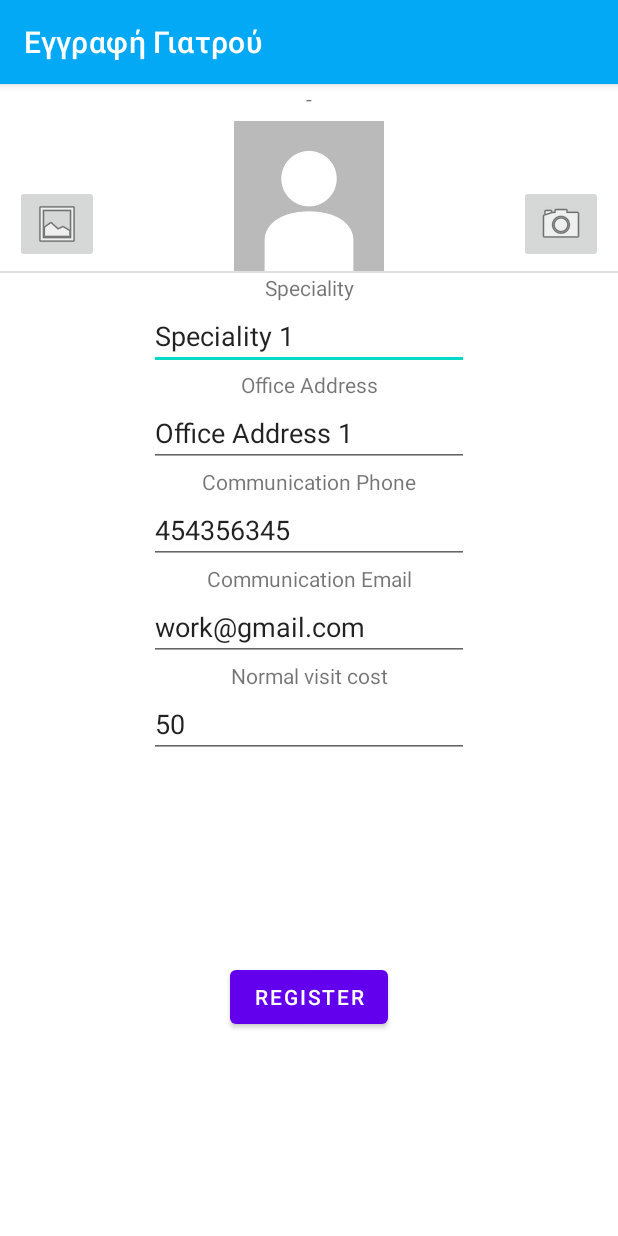
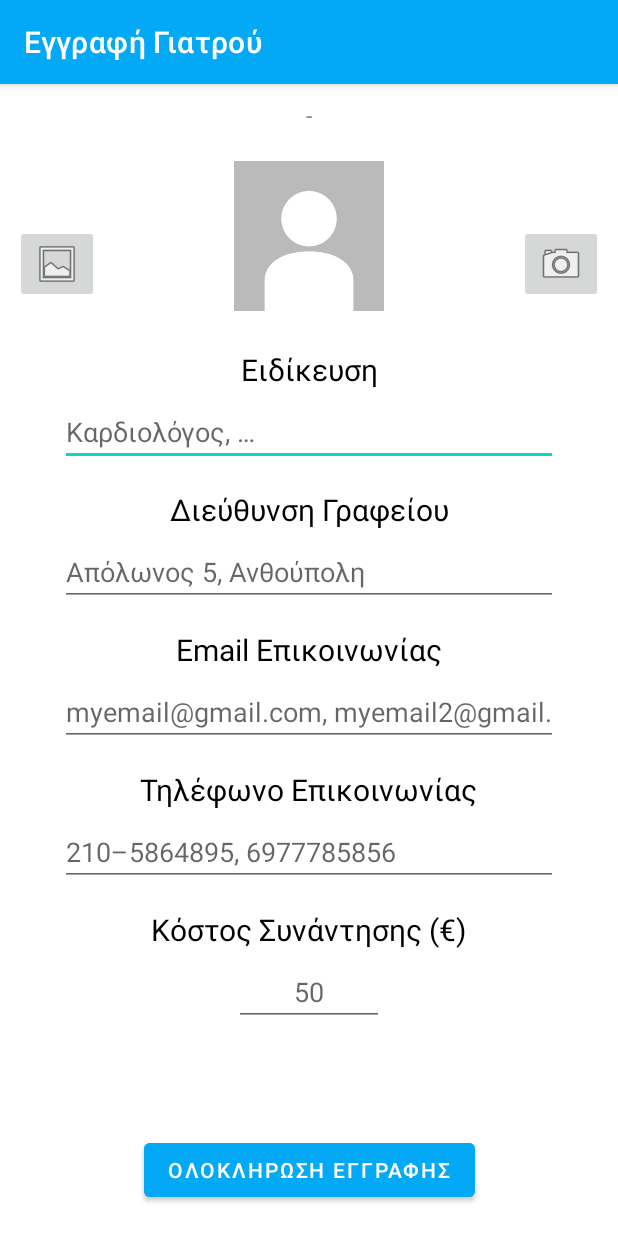
Before and after one commit to DionisisSchoinas/medical-card-android-app, an Android app: the DoctorRegisterFormActivity screen opened directly, with no data from a screen before it, on a phone screen of 412 x 824 dp. Run offline under Robolectric (Android 15) with nearby library versions, the phone set to English and light mode, and no system bars; our stand-ins replace Volley; network calls fail; 1 statement that could not run was skipped.

Commit message:
Added fullscreen, added scrollable doctor register content

```diff
--- a/app/src/main/java/com/unipi/p17134/medicalcard/API/BaseDAO.java
+++ b/app/src/main/java/com/unipi/p17134/medicalcard/API/BaseDAO.java
@@ -8,9 +8,12 @@ import com.unipi.p17134.medicalcard.R;
 
 import org.json.JSONObject;
 
+import java.text.SimpleDateFormat;
+
 public class BaseDAO {
-    protected static final String url = "http://192.168.1.10:3000";
-    protected static final String TIME_FORMAT = "yyyy-MM-dd'T'HH:mm:ss";
+    protected static final String url = "http://192.168.1.4:3000";
+    protected static final String APPOINTMENT_TIME_FORMAT = "yyyy-MM-dd'T'HH:mm:ss";
+    protected static final String USER_DATE_OF_BIRTH_FORMAT = "yyyy-MM-dd";
 
     protected static void errorResponse(Context ctx, VolleyError error) {
         if (error.networkResponse == null) {
--- a/app/src/main/java/com/unipi/p17134/medicalcard/API/PatientDAO.java
+++ b/app/src/main/java/com/unipi/p17134/medicalcard/API/PatientDAO.java
@@ -25,16 +25,14 @@ import org.json.JSONArray;
 import org.json.JSONException;
 import org.json.JSONObject;
 
-import java.text.DateFormat;
 import java.text.ParseException;
 import java.text.SimpleDateFormat;
 import java.util.ArrayList;
-import java.util.Calendar;
 import java.util.HashMap;
 import java.util.Map;
 
 public class PatientDAO extends BaseDAO {
-    private static final SimpleDateFormat formatter = new SimpleDateFormat(TIME_FORMAT);
+    private static final SimpleDateFormat formatter = new SimpleDateFormat(APPOINTMENT_TIME_FORMAT);
     private static int totalPages = -1;
     private static int currentPage = 0;
     private static int queueItems = 0;
--- a/app/src/main/java/com/unipi/p17134/medicalcard/API/UserDAO.java
+++ b/app/src/main/java/com/unipi/p17134/medicalcard/API/UserDAO.java
@@ -9,6 +9,7 @@ import com.android.volley.Request;
 import com.android.volley.Response;
 import com.android.volley.VolleyError;
 import com.android.volley.toolbox.JsonObjectRequest;
+import com.unipi.p17134.medicalcard.Custom.DateTimeParsing;
 import com.unipi.p17134.medicalcard.DoctorRegisterFormActivity;
 import com.unipi.p17134.medicalcard.LoginActivity;
 import com.unipi.p17134.medicalcard.MainActivity;
@@ -21,10 +22,14 @@ import com.unipi.p17134.medicalcard.Singletons.User;
 import org.json.JSONException;
 import org.json.JSONObject;
 
+import java.text.ParseException;
+import java.text.SimpleDateFormat;
 import java.util.HashMap;
 import java.util.Map;
 
 public class UserDAO extends BaseDAO {
+    private static final SimpleDateFormat formatter = new SimpleDateFormat(USER_DATE_OF_BIRTH_FORMAT);
+
     public static boolean missingToken(Context ctx) {
         return MyPrefs.getToken(ctx) == null;
     }
@@ -42,7 +47,7 @@ public class UserDAO extends BaseDAO {
                     try {
                         MyPrefs.setToken(activity, response.getString("auth_token"));
                         MyPrefs.isDoctor(activity, response.getBoolean("is_doctor"));
-                        MyPrefs.setUserData(activity, new User().setFullname(response.getString("fullname")).setDateOfBirth(response.getString("date_of_birth")));
+                        MyPrefs.setUserData(activity, new User().setFullname(response.getString("fullname")).setDateOfBirth(DateTimeParsing.dateToDateString(formatter.parse(response.getString("date_of_birth")))));
 
                         if (fromRegister) {
                             activity.startActivity(new Intent(activity, DoctorRegisterFormActivity.class));
@@ -53,7 +58,7 @@ public class UserDAO extends BaseDAO {
                             activity.startActivity(new Intent(activity, MainActivity.class));
                             activity.finish();
                         }
-                    } catch (JSONException e) {
+                    } catch (JSONException | ParseException e) {
                         Toast.makeText(activity, activity.getResources().getString(R.string.fatal_error), Toast.LENGTH_LONG).show();
                     }
                 }
--- a/app/src/main/java/com/unipi/p17134/medicalcard/DoctorRegisterFormActivity.java
+++ b/app/src/main/java/com/unipi/p17134/medicalcard/DoctorRegisterFormActivity.java
@@ -23,6 +23,7 @@ import android.widget.TextView;
 import android.widget.Toast;
 
 import com.unipi.p17134.medicalcard.API.UserDAO;
+import com.unipi.p17134.medicalcard.Custom.DateTimeParsing;
 import com.unipi.p17134.medicalcard.Custom.MyPermissions;
 import com.unipi.p17134.medicalcard.Custom.MyPrefs;
 import com.unipi.p17134.medicalcard.Singletons.Doctor;
@@ -141,6 +142,14 @@ public class DoctorRegisterFormActivity extends AppCompatActivity {
     }
 
     public void registerDoctor(View view) {
+        try {
+            Float.parseFloat(cost.getText().toString());
+        }
+        catch (Exception e) {
+            Toast.makeText(this, getResources().getString(R.string.register_form_error_need_cost), Toast.LENGTH_SHORT).show();
+            return;
+        }
+
         UserDAO.registerDoctor(this, new Doctor(
                 speciality.getText().toString(),
                 office.getText().toString(),
@@ -174,6 +183,7 @@ public class DoctorRegisterFormActivity extends AppCompatActivity {
     }
 
     private void backButton() {
+        MyPrefs.clearLogin(this);
         startActivity(new Intent(this, DoctorRegisterPickActivity.class));
         finish();
     }
--- a/app/src/main/res/layout/activity_doctor_register_form.xml
+++ b/app/src/main/res/layout/activity_doctor_register_form.xml
@@ -28,16 +28,37 @@
         android:id="@+id/connectedAsDisplay"
         android:layout_width="wrap_content"
         android:layout_height="wrap_content"
+        android:layout_marginTop="10dp"
         android:text="TextView"
+        android:textSize="15sp"
         app:layout_constraintEnd_toEndOf="parent"
         app:layout_constraintStart_toStartOf="parent"
         app:layout_constraintTop_toBottomOf="@+id/appBarLayout" />
 
+
+    <ScrollView
+        android:id="@+id/scrollView2"
+        android:layout_width="0dp"
+        android:layout_height="0dp"
+        android:layout_marginTop="10dp"
+        android:layout_marginBottom="20dp"
+        app:layout_constraintBottom_toTopOf="@+id/button6"
+        app:layout_constraintEnd_toEndOf="parent"
+        app:layout_constraintStart_toStartOf="parent"
+        app:layout_constraintTop_toBottomOf="@+id/connectedAsDisplay">
+
+        <LinearLayout
+            android:layout_width="match_parent"
+            android:layout_height="wrap_content"
+            android:gravity="center"
+            android:orientation="vertical">
+
             <androidx.constraintlayout.widget.ConstraintLayout
                 android:id="@+id/constraintLayout"
-        android:layout_width="0dp"
-        android:layout_height="0dp"
-        android:layout_marginTop="5dp"
+                android:layout_width="match_parent"
+                android:layout_height="wrap_content"
+                android:layout_marginTop="10dp"
+                android:layout_marginBottom="10dp"
                 app:layout_constraintBottom_toTopOf="@+id/divider2"
                 app:layout_constraintEnd_toEndOf="parent"
                 app:layout_constraintStart_toStartOf="parent"
@@ -46,15 +67,15 @@
                 <ImageView
                     android:id="@+id/imageDoctorRegisterInput"
                     android:layout_width="0dp"
-            android:layout_height="0dp"
+                    android:layout_height="100dp"
                     app:layout_constraintBottom_toBottomOf="parent"
-            app:layout_constraintEnd_toStartOf="@+id/imageButton"
-            app:layout_constraintStart_toEndOf="@+id/imageButton2"
+                    app:layout_constraintEnd_toStartOf="@+id/takePicture"
+                    app:layout_constraintStart_toEndOf="@+id/loadImage"
                     app:layout_constraintTop_toTopOf="parent"
                     tools:srcCompat="@drawable/default_profile" />
 
                 <ImageButton
-            android:id="@+id/imageButton"
+                    android:id="@+id/takePicture"
                     android:layout_width="wrap_content"
                     android:layout_height="wrap_content"
                     android:layout_marginEnd="10dp"
@@ -65,7 +86,7 @@
                     app:srcCompat="@android:drawable/ic_menu_camera" />
 
                 <ImageButton
-            android:id="@+id/imageButton2"
+                    android:id="@+id/loadImage"
                     android:layout_width="wrap_content"
                     android:layout_height="wrap_content"
                     android:layout_marginStart="10dp"
@@ -76,147 +97,194 @@
                     app:srcCompat="@android:drawable/ic_menu_gallery" />
             </androidx.constraintlayout.widget.ConstraintLayout>
 
-    <View
-        android:id="@+id/divider2"
+            <Space
                 android:layout_width="match_parent"
-        android:layout_height="1dp"
-        android:background="?android:attr/listDivider"
-        app:layout_constraintBottom_toBottomOf="parent"
-        app:layout_constraintEnd_toEndOf="parent"
-        app:layout_constraintStart_toStartOf="parent"
-        app:layout_constraintTop_toTopOf="parent"
-        app:layout_constraintVertical_bias="0.22000003" />
-
+                android:layout_height="10dp" />
 
             <androidx.constraintlayout.widget.ConstraintLayout
-        android:layout_width="0dp"
-        android:layout_height="0dp"
-        app:layout_constraintBottom_toBottomOf="parent"
-        app:layout_constraintEnd_toEndOf="parent"
-        app:layout_constraintHorizontal_bias="0.0"
-        app:layout_constraintStart_toStartOf="parent"
-        app:layout_constraintTop_toBottomOf="@+id/divider2"
-        app:layout_constraintVertical_bias="1.0">
+                android:layout_width="match_parent"
+                android:layout_height="wrap_content">
 
                 <TextView
                     android:id="@+id/textView4"
                     android:layout_width="wrap_content"
                     android:layout_height="wrap_content"
-            android:text="Speciality"
+                    android:layout_marginTop="5dp"
+                    android:text="@string/register_form_speciality"
+                    android:textColor="#000000"
+                    android:textSize="20sp"
                     app:layout_constraintEnd_toEndOf="parent"
                     app:layout_constraintStart_toStartOf="parent"
                     app:layout_constraintTop_toTopOf="parent" />
 
                 <EditText
                     android:id="@+id/specialityDoctorRegisterInput"
-            android:layout_width="wrap_content"
+                    android:layout_width="0dp"
                     android:layout_height="wrap_content"
+                    android:layout_marginStart="40dp"
+                    android:layout_marginTop="5dp"
+                    android:layout_marginEnd="40dp"
                     android:ems="10"
+                    android:hint="@string/register_form_speciality_hint"
                     android:inputType="textPersonName"
-            android:text="Speciality 1"
-            app:layout_constraintTop_toBottomOf="@+id/textView4"
                     app:layout_constraintEnd_toEndOf="parent"
                     app:layout_constraintStart_toStartOf="parent"
-            tools:layout_editor_absoluteX="101dp" />
+                    app:layout_constraintTop_toBottomOf="@+id/textView4" />
+
+            </androidx.constraintlayout.widget.ConstraintLayout>
+
+            <Space
+                android:layout_width="match_parent"
+                android:layout_height="10dp" />
+
+            <androidx.constraintlayout.widget.ConstraintLayout
+                android:layout_width="match_parent"
+                android:layout_height="wrap_content">
 
                 <TextView
                     android:id="@+id/textView5"
                     android:layout_width="wrap_content"
                     android:layout_height="wrap_content"
-            android:text="Office Address"
-            app:layout_constraintTop_toBottomOf="@+id/specialityDoctorRegisterInput"
+                    android:layout_marginTop="5dp"
+                    android:text="@string/register_form_address"
+                    android:textColor="#000000"
+                    android:textSize="20sp"
                     app:layout_constraintEnd_toEndOf="parent"
                     app:layout_constraintStart_toStartOf="parent"
-            tools:layout_editor_absoluteX="160dp" />
+                    app:layout_constraintTop_toTopOf="parent" />
 
                 <EditText
                     android:id="@+id/officeDoctorRegisterInput"
+                    android:layout_width="0dp"
+                    android:layout_height="wrap_content"
+                    android:layout_marginStart="40dp"
+                    android:layout_marginTop="5dp"
+                    android:layout_marginEnd="40dp"
+                    android:ems="10"
+                    android:hint="@string/register_form_address_hint"
+                    android:inputType="text"
+                    app:layout_constraintEnd_toEndOf="parent"
+                    app:layout_constraintStart_toStartOf="parent"
+                    app:layout_constraintTop_toBottomOf="@+id/textView5" />
+            </androidx.constraintlayout.widget.ConstraintLayout>
+
+            <Space
+                android:layout_width="match_parent"
+                android:layout_height="10dp" />
+
+            <androidx.constraintlayout.widget.ConstraintLayout
+                android:layout_width="match_parent"
+                android:layout_height="wrap_content">
+
+                <TextView
+                    android:id="@+id/textView7"
                     android:layout_width="wrap_content"
                     android:layout_height="wrap_content"
-            android:ems="10"
-            android:inputType="text"
-            android:text="Office Address 1"
-            app:layout_constraintTop_toBottomOf="@+id/textView5"
+                    android:layout_marginTop="5dp"
+                    android:text="@string/register_form_email"
+                    android:textColor="#000000"
+                    android:textSize="20sp"
                     app:layout_constraintEnd_toEndOf="parent"
                     app:layout_constraintStart_toStartOf="parent"
-            tools:layout_editor_absoluteX="101dp" />
+                    app:layout_constraintTop_toTopOf="parent" />
+
+                <EditText
+                    android:id="@+id/emailDoctorRegisterInput"
+                    android:layout_width="0dp"
+                    android:layout_height="wrap_content"
+                    android:layout_marginStart="40dp"
+                    android:layout_marginTop="5dp"
+                    android:layout_marginEnd="40dp"
+                    android:ems="10"
+                    android:hint="@string/register_form_email_hint"
+                    android:inputType="text|textEmailAddress"
+                    app:layout_constraintEnd_toEndOf="parent"
+                    app:layout_constraintStart_toStartOf="parent"
+                    app:layout_constraintTop_toBottomOf="@+id/textView7" />
+            </androidx.constraintlayout.widget.ConstraintLayout>
+
+            <Space
+                android:layout_width="match_parent"
+                android:layout_height="10dp" />
+
+            <androidx.constraintlayout.widget.ConstraintLayout
+                android:layout_width="match_parent"
+                android:layout_height="wrap_content">
 
                 <TextView
                     android:id="@+id/textView6"
                     android:layout_width="wrap_content"
                     android:layout_height="wrap_content"
-            android:text="Communication Phone"
-            app:layout_constraintTop_toBottomOf="@+id/officeDoctorRegisterInput"
+                    android:layout_marginTop="5dp"
+                    android:text="@string/register_form_phone"
+                    android:textColor="#000000"
+                    android:textSize="20sp"
                     app:layout_constraintEnd_toEndOf="parent"
                     app:layout_constraintStart_toStartOf="parent"
-            tools:layout_editor_absoluteX="135dp" />
+                    app:layout_constraintTop_toTopOf="parent" />
 
                 <EditText
                     android:id="@+id/phoneDoctorRegisterInput"
-            android:layout_width="wrap_content"
+                    android:layout_width="0dp"
                     android:layout_height="wrap_content"
+                    android:layout_marginStart="40dp"
+                    android:layout_marginTop="5dp"
+                    android:layout_marginEnd="40dp"
                     android:ems="10"
-            android:inputType="text"
-            android:text="454356345"
-            app:layout_constraintTop_toBottomOf="@+id/textView6"
+                    android:hint="@string/register_form_phone_hint"
+                    android:inputType="phone|text"
                     app:layout_constraintEnd_toEndOf="parent"
                     app:layout_constraintStart_toStartOf="parent"
-            tools:layout_editor_absoluteX="101dp" />
+                    app:layout_constraintTop_toBottomOf="@+id/textView6" />
+            </androidx.constraintlayout.widget.ConstraintLayout>
 
-        <TextView
-            android:id="@+id/textView7"
-            android:layout_width="wrap_content"
-            android:layout_height="wrap_content"
-            android:text="Communication Email"
-            app:layout_constraintTop_toBottomOf="@+id/phoneDoctorRegisterInput"
-            app:layout_constraintEnd_toEndOf="parent"
-            app:layout_constraintStart_toStartOf="parent"
-            tools:layout_editor_absoluteX="138dp" />
+            <Space
+                android:layout_width="match_parent"
+                android:layout_height="10dp" />
 
-        <EditText
-            android:id="@+id/emailDoctorRegisterInput"
-            android:layout_width="wrap_content"
-            android:layout_height="wrap_content"
-            android:ems="10"
-            android:inputType="text"
-            android:text="work@gmail.com"
-            app:layout_constraintTop_toBottomOf="@+id/textView7"
-            app:layout_constraintEnd_toEndOf="parent"
-            app:layout_constraintStart_toStartOf="parent"
-            tools:layout_editor_absoluteX="101dp" />
+            <androidx.constraintlayout.widget.ConstraintLayout
+                android:layout_width="match_parent"
+                android:layout_height="wrap_content">
 
                 <TextView
                     android:id="@+id/textView8"
                     android:layout_width="wrap_content"
                     android:layout_height="wrap_content"
-            android:text="Normal visit cost"
-            app:layout_constraintTop_toBottomOf="@+id/emailDoctorRegisterInput"
+                    android:layout_marginTop="5dp"
+                    android:text="@string/register_form_cost"
+                    android:textColor="#000000"
+                    android:textSize="20sp"
                     app:layout_constraintEnd_toEndOf="parent"
                     app:layout_constraintStart_toStartOf="parent"
-            tools:layout_editor_absoluteX="153dp" />
+                    app:layout_constraintTop_toTopOf="parent" />
 
                 <EditText
                     android:id="@+id/costDoctorRegisterInput"
-            android:layout_width="wrap_content"
+                    android:layout_width="100dp"
                     android:layout_height="wrap_content"
+                    android:layout_marginTop="5dp"
                     android:ems="10"
+                    android:hint="@string/register_form_cost_hint"
                     android:inputType="number"
-            android:text="50"
-            app:layout_constraintTop_toBottomOf="@+id/textView8"
+                    android:textAlignment="center"
                     app:layout_constraintEnd_toEndOf="parent"
                     app:layout_constraintStart_toStartOf="parent"
-            tools:layout_editor_absoluteX="101dp" />
+                    app:layout_constraintTop_toBottomOf="@+id/textView8" />
+            </androidx.constraintlayout.widget.ConstraintLayout>
+        </LinearLayout>
+    </ScrollView>
 
     <Button
         android:id="@+id/button6"
         android:layout_width="wrap_content"
         android:layout_height="wrap_content"
+        android:layout_marginBottom="20dp"
+        android:backgroundTint="@color/blue"
         android:onClick="registerDoctor"
-            android:text="Register"
+        android:text="@string/register_button"
         app:layout_constraintBottom_toBottomOf="parent"
         app:layout_constraintEnd_toEndOf="parent"
-            app:layout_constraintStart_toStartOf="parent"
-            app:layout_constraintTop_toBottomOf="@+id/costDoctorRegisterInput" />
-    </androidx.constraintlayout.widget.ConstraintLayout>
+        app:layout_constraintStart_toStartOf="parent" />
+
 
 </androidx.constraintlayout.widget.ConstraintLayout>
--- a/app/src/main/res/layout/app_bar_main.xml
+++ b/app/src/main/res/layout/app_bar_main.xml
@@ -28,7 +28,8 @@
         android:layout_height="wrap_content"
         android:layout_gravity="bottom|end"
         android:layout_margin="@dimen/fab_margin"
-        app:backgroundTint="@color/blue"
-        app:srcCompat="@drawable/ic_plus"/>
+        android:backgroundTint="@color/blue"
+        android:src="@drawable/ic_plus"
+        app:tint="@android:color/white"/>
 
 </androidx.coordinatorlayout.widget.CoordinatorLayout>
--- a/app/src/main/res/values/strings.xml
+++ b/app/src/main/res/values/strings.xml
@@ -23,6 +23,21 @@
     <string name="connected_as_name">Όνομα Χρήστη</string>
     <string name="logged_out_successfully">Επιτυχής αποσύνδεση</string>
 
+    <!-- Doctor Register -->
+    <string name="register_form_speciality">Ειδίκευση</string>
+    <string name="register_form_address">Διεύθυνση Γραφείου</string>
+    <string name="register_form_email">Email Επικοινωνίας</string>
+    <string name="register_form_phone">Τηλέφωνο Επικοινωνίας</string>
+    <string name="register_form_cost">Κόστος Συνάντησης (€)</string>
+
+    <string name="register_form_speciality_hint">Καρδιολόγος, …</string>
+    <string name="register_form_address_hint">Απόλωνος 5, Ανθούπολη</string>
+    <string name="register_form_email_hint">myemail@gmail.com, myemail2@gmail.com</string>
+    <string name="register_form_phone_hint">210–5864895, 6977785856</string>
+    <string name="register_form_cost_hint">50</string>
+
+    <string name="register_form_error_need_cost">Δώστε έγκυρη τιμή κόστους</string>
+
     <!-- Menu -->
     <string name="navigation_drawer_open">Open navigation drawer</string>
     <string name="navigation_drawer_close">Close navigation drawer</string>
@@ -34,6 +49,9 @@
     <string name="menu_my_appointments">Τα Ραντεβού Μου</string>
     <string name="menu_logout">Αποσύνδεση</string>
 
+    <!-- Buttons -->
+    <string name="register_button">Ολοκληρωση Εγγραφης</string>
+
     <!-- Activity Names -->
     <string name="main_activity">Κεντρική Σελίδα</string>
     <string name="title_activity_main">Κεντρική Σελίδα</string>
--- a/app/src/main/res/values/themes.xml
+++ b/app/src/main/res/values/themes.xml
@@ -17,6 +17,7 @@
     <style name="Theme.MedicalCard.NoActionBar">
         <item name="windowActionBar">false</item>
         <item name="windowNoTitle">true</item>
+        <item name="android:windowFullscreen">true</item>
     </style>
 
     <style name="Theme.MedicalCard.AppBarOverlay" parent="ThemeOverlay.AppCompat.Dark.ActionBar" />
```
Lines whose indentation alone changed are shown as unchanged.
